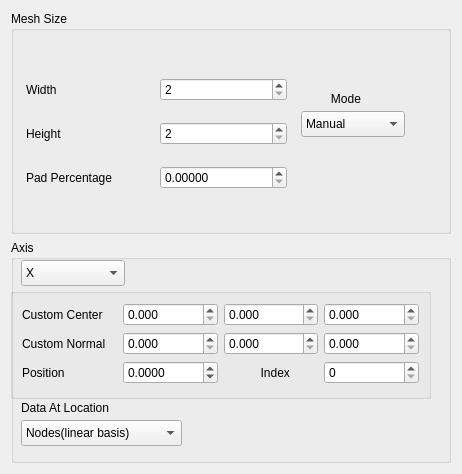
Qt form src/Interface/Modules/Fields/CreateImageDialog.ui (SCIInstitute/SCIRun) before a commit.
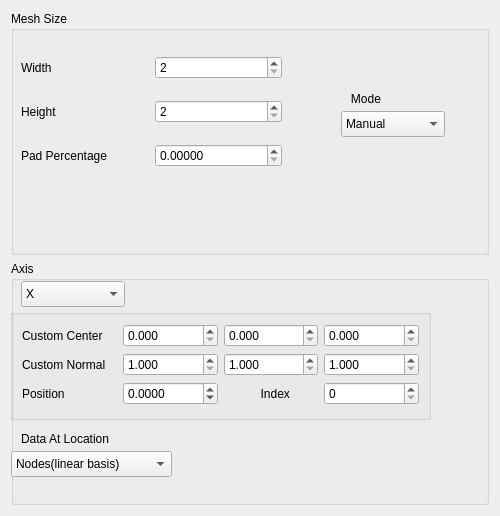
The same form after that commit.

```diff
--- a/src/Interface/Modules/Fields/CreateImageDialog.ui
+++ b/src/Interface/Modules/Fields/CreateImageDialog.ui
@@ -6,8 +6,8 @@
    <rect>
     <x>0</x>
     <y>0</y>
-    <width>462</width>
-    <height>474</height>
+    <width>500</width>
+    <height>516</height>
    </rect>
   </property>
   <property name="sizePolicy">
@@ -18,8 +18,8 @@
   </property>
   <property name="minimumSize">
    <size>
-    <width>339</width>
-    <height>373</height>
+    <width>500</width>
+    <height>475</height>
    </size>
   </property>
   <property name="windowTitle">
@@ -32,8 +32,8 @@
       <widget class="QGroupBox" name="groupBox_2">
        <property name="minimumSize">
         <size>
-         <width>319</width>
-         <height>20</height>
+         <width>350</width>
+         <height>200</height>
         </size>
        </property>
        <property name="title">
@@ -84,6 +84,9 @@
            <property name="decimals">
             <number>3</number>
            </property>
+           <property name="minimum">
+            <double>1.000000000000000</double>
+           </property>
           </widget>
          </item>
          <item row="1" column="0">
@@ -105,6 +108,9 @@
            <property name="decimals">
             <number>3</number>
            </property>
+           <property name="minimum">
+            <double>1.000000000000000</double>
+           </property>
           </widget>
          </item>
          <item row="1" column="4">
@@ -112,6 +118,9 @@
            <property name="decimals">
             <number>3</number>
            </property>
+           <property name="minimum">
+            <double>1.000000000000000</double>
+           </property>
           </widget>
          </item>
          <item row="2" column="1">
@@ -182,8 +191,8 @@
        <widget class="QComboBox" name="dataLocation_">
         <property name="geometry">
          <rect>
-          <x>10</x>
-          <y>180</y>
+          <x>0</x>
+          <y>190</y>
           <width>161</width>
           <height>26</height>
          </rect>
@@ -208,7 +217,7 @@
         <property name="geometry">
          <rect>
           <x>10</x>
-          <y>160</y>
+          <y>170</y>
           <width>141</width>
           <height>16</height>
          </rect>
@@ -223,8 +232,8 @@
       <widget class="QGroupBox" name="groupBox">
        <property name="minimumSize">
         <size>
-         <width>319</width>
-         <height>159</height>
+         <width>350</width>
+         <height>50</height>
         </size>
        </property>
        <property name="title">
@@ -233,8 +242,8 @@
        <widget class="QWidget" name="layoutWidget">
         <property name="geometry">
          <rect>
-          <x>15</x>
-          <y>52</y>
+          <x>10</x>
+          <y>30</y>
           <width>261</width>
           <height>141</height>
          </rect>
@@ -299,7 +308,7 @@
        <widget class="QComboBox" name="mode_">
         <property name="geometry">
          <rect>
-          <x>290</x>
+          <x>330</x>
           <y>100</y>
           <width>104</width>
           <height>26</height>
@@ -319,7 +328,7 @@
        <widget class="QLabel" name="modeLabel">
         <property name="geometry">
          <rect>
-          <x>310</x>
+          <x>330</x>
           <y>80</y>
           <width>60</width>
           <height>16</height>
```
